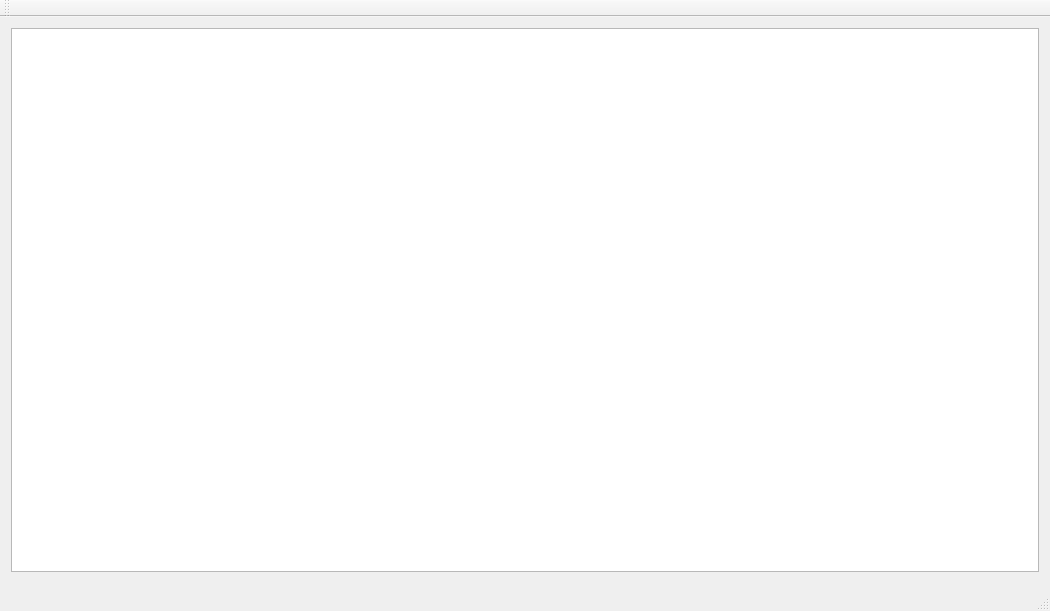
tixiv/CAN-Monitor-qt, file MainWindow.ui: the form before one commit.
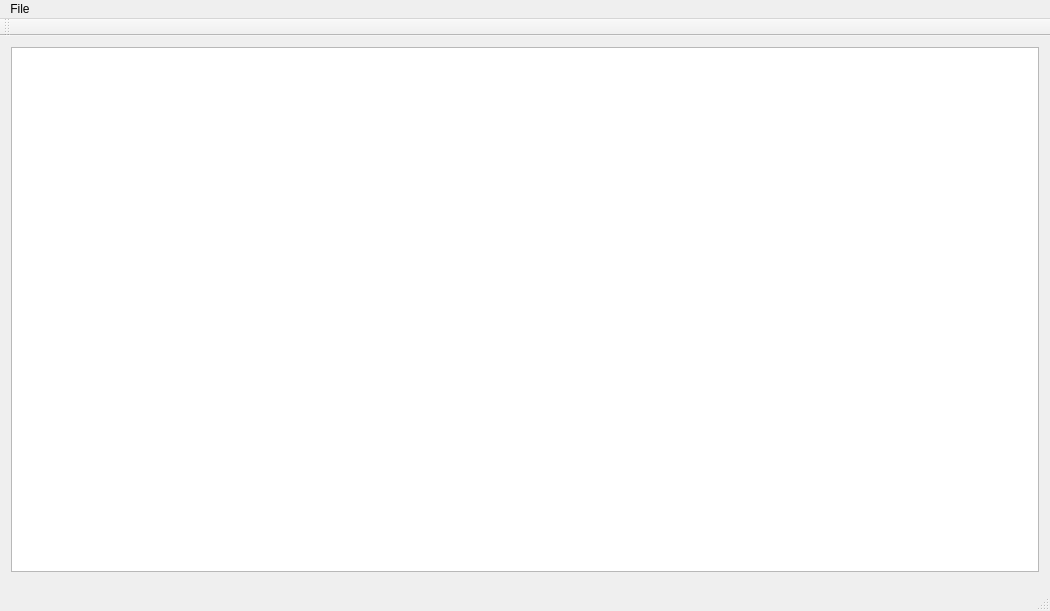
The form after the commit. Icons and pictures are not drawn. Custom widgets are drawn as their Qt base class.

The edit to the form file:
```diff
--- a/MainWindow.ui
+++ b/MainWindow.ui
@@ -79,6 +79,14 @@
      <height>21</height>
     </rect>
    </property>
+   <widget class="QMenu" name="menuFile">
+    <property name="title">
+     <string>File</string>
+    </property>
+    <addaction name="actionLoad_Tree"/>
+    <addaction name="actionSave_Tree"/>
+   </widget>
+   <addaction name="menuFile"/>
   </widget>
   <widget class="QToolBar" name="mainToolBar">
    <attribute name="toolBarArea">
```
Left out of the diff: 10 changed lines with no effect on the pictures.
